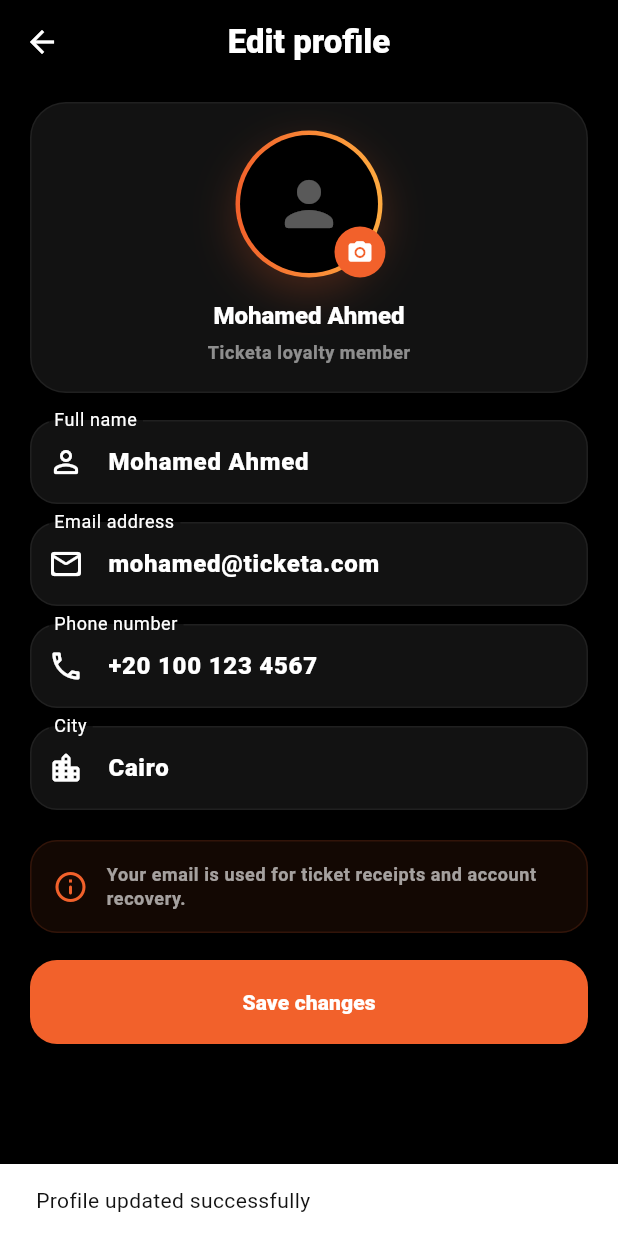
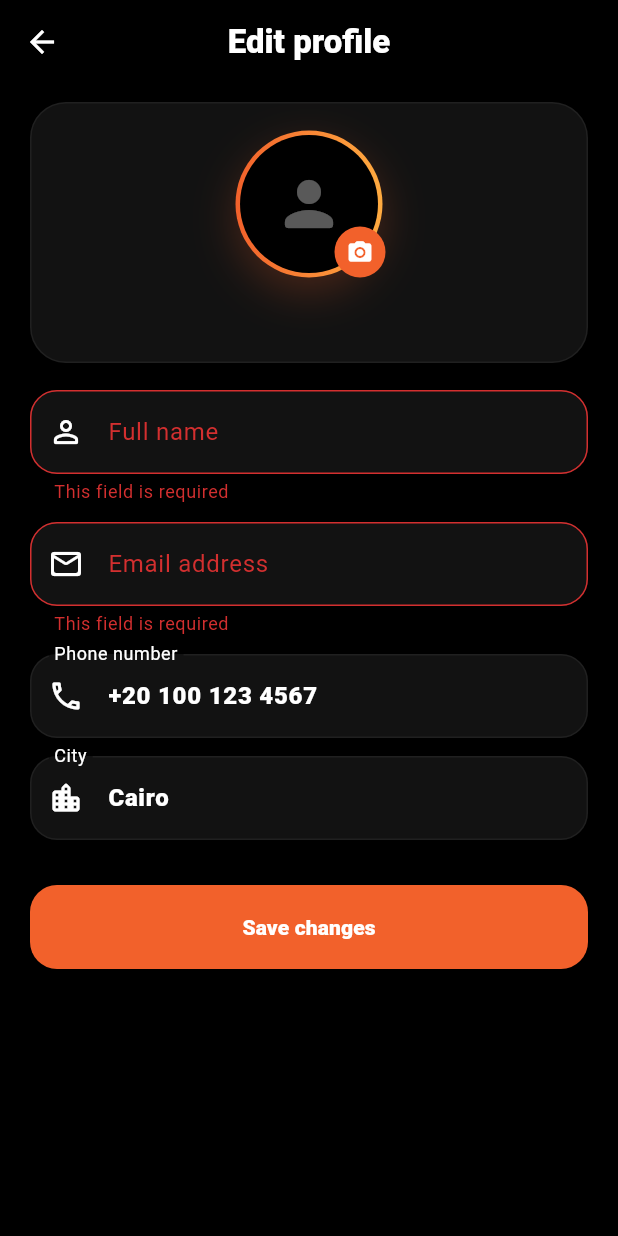
Before and after one commit to moamenFathy/Ticketa, a Flutter app: the EditProfilePage screen opened by its route, after a tap on "Save changes", on a phone screen of 412 x 824 dp. Run offline on Flutter 3.47's test engine with Material 3 defaults, Android fonts, the phone set to English and light mode, and no system bars; our stand-ins replace cached_network_image, dio, flutter_bloc, get_it, google_nav_bar, shared_preferences and 2 more; missing offline and left inert: cupertino_native; accounts and stored records are empty.

Commit message:
fix: Improve light mode visuals and load profile data from storage
- Fix seat icon color in light mode (chair_outlined)
- Soften screen painter gradient edges for light theme
- Remove PremiumStats (total tickets, points, reviews) from settings
- Remove loyalty points badge from profile header
- Load user email from SharedPreferences in profile header and edit page
- Remove hardcoded placeholder data from edit profile page

```diff
--- a/apps/mobile/lib/features/booking/presentation/widgets/cinema_screen_painter.dart
+++ b/apps/mobile/lib/features/booking/presentation/widgets/cinema_screen_painter.dart
@@ -12,6 +12,7 @@ class CinemaScreenPainter extends CustomPainter {
     final isImax = hallType == 'IMAX';
     final strokeColor = isDark ? color : color.withValues(alpha: 0.7);
     final glowOpacity = isDark ? 0.25 : 0.12;
+    final edgeColor = isDark ? Colors.black : Colors.black.withValues(alpha: 0.12);
     final y = isImax ? size.height * 0.4 : size.height * 0.18;
     final left = size.width * 0.05;
     final right = size.width * 0.95;
@@ -25,12 +26,12 @@ class CinemaScreenPainter extends CustomPainter {
         begin: Alignment.centerLeft,
         end: Alignment.centerRight,
         colors: [
-          Colors.black,
+          edgeColor,
           strokeColor.withValues(alpha: 0.5),
           strokeColor.withValues(alpha: 0.9),
           strokeColor.withValues(alpha: 0.9),
           strokeColor.withValues(alpha: 0.5),
-          Colors.black,
+          edgeColor,
         ],
         stops: const [0.0, 0.2, 0.35, 0.65, 0.8, 1.0],
       ).createShader(Rect.fromLTWH(left, y - 5, right - left, 10));
--- a/apps/mobile/lib/features/booking/presentation/widgets/cinema_seat_grid.dart
+++ b/apps/mobile/lib/features/booking/presentation/widgets/cinema_seat_grid.dart
@@ -201,7 +201,11 @@ class CinemaSeatGrid extends StatelessWidget {
                 ? Colors.white
                 : isBooked
                     ? Colors.white.withValues(alpha: 0.6)
-                    : Colors.white.withValues(alpha: 0.4),
+                    : isVip
+                        ? Colors.white.withValues(alpha: 0.4)
+                        : isDark
+                            ? Colors.white.withValues(alpha: 0.4)
+                            : Colors.black.withValues(alpha: 0.25),
           ),
         ),
       ),
--- a/apps/mobile/lib/features/settings/presentation/screens/edit_profile_page.dart
+++ b/apps/mobile/lib/features/settings/presentation/screens/edit_profile_page.dart
@@ -1,4 +1,6 @@
 import 'package:flutter/material.dart';
+import 'package:shared_preferences/shared_preferences.dart';
+import 'package:ticketa/core/constants/app_constants.dart';
 import 'package:ticketa/core/theme/app_colors.dart';
 import 'package:ticketa/core/utils/localization_helper.dart';
 
@@ -11,10 +13,29 @@ class EditProfilePage extends StatefulWidget {
 
 class _EditProfilePageState extends State<EditProfilePage> {
   final _formKey = GlobalKey<FormState>();
-  final _nameController = TextEditingController(text: 'Mohamed Ahmed');
-  final _emailController = TextEditingController(text: 'mohamed@ticketa.com');
+  final _nameController = TextEditingController();
+  final _emailController = TextEditingController();
   final _phoneController = TextEditingController(text: '+20 100 123 4567');
   final _cityController = TextEditingController(text: 'Cairo');
+  bool _isLoading = true;
+
+  @override
+  void initState() {
+    super.initState();
+    _loadUser();
+  }
+
+  Future<void> _loadUser() async {
+    final prefs = await SharedPreferences.getInstance();
+    final email = prefs.getString(AppConstants.userEmailKey) ?? '';
+    final name = email.contains('@') ? email.split('@')[0] : email;
+    if (!mounted) return;
+    setState(() {
+      _nameController.text = name;
+      _emailController.text = email;
+      _isLoading = false;
+    });
+  }
 
   @override
   void dispose() {
@@ -28,6 +49,13 @@ class _EditProfilePageState extends State<EditProfilePage> {
   @override
   Widget build(BuildContext context) {
     final theme = Theme.of(context);
+
+    if (_isLoading) {
+      return Scaffold(
+        backgroundColor: theme.scaffoldBackgroundColor,
+        body: const Center(child: CircularProgressIndicator()),
+      );
+    }
 
     return Scaffold(
       backgroundColor: theme.scaffoldBackgroundColor,
@@ -51,7 +79,10 @@ class _EditProfilePageState extends State<EditProfilePage> {
             padding: const EdgeInsets.fromLTRB(20, 12, 20, 120),
             sliver: SliverList(
               delegate: SliverChildListDelegate([
-                _ProfilePhotoCard(onChangePhoto: () {}),
+                _ProfilePhotoCard(
+                  onChangePhoto: () {},
+                  name: _nameController.text,
+                ),
                 const SizedBox(height: 18),
                 Form(
                   key: _formKey,
@@ -101,8 +132,6 @@ class _EditProfilePageState extends State<EditProfilePage> {
                     ],
                   ),
                 ),
-                const SizedBox(height: 8),
-                _InfoCard(),
                 const SizedBox(height: 18),
                 _SaveButton(
                   label: localeCopy(context, 'Save changes', 'حفظ التغييرات'),
@@ -140,8 +169,9 @@ class _EditProfilePageState extends State<EditProfilePage> {
 
 class _ProfilePhotoCard extends StatelessWidget {
   final VoidCallback onChangePhoto;
+  final String name;
 
-  const _ProfilePhotoCard({required this.onChangePhoto});
+  const _ProfilePhotoCard({required this.onChangePhoto, required this.name});
 
   @override
   Widget build(BuildContext context) {
@@ -212,18 +242,10 @@ class _ProfilePhotoCard extends StatelessWidget {
           ),
           const SizedBox(height: 14),
           Text(
-            localeCopy(context, 'Mohamed Ahmed', 'محمد أحمد'),
+            name,
             style: theme.textTheme.titleMedium?.copyWith(
               fontWeight: FontWeight.w900,
               letterSpacing: 0,
-            ),
-          ),
-          const SizedBox(height: 4),
-          Text(
-            localeCopy(context, 'Ticketa loyalty member', 'عضو نقاط تيكيتا'),
-            style: theme.textTheme.bodySmall?.copyWith(
-              color: theme.colorScheme.onSurface.withValues(alpha: 0.52),
-              fontWeight: FontWeight.w700,
             ),
           ),
         ],
@@ -288,42 +310,6 @@ class _ProfileField extends StatelessWidget {
   }
 }
 
-class _InfoCard extends StatelessWidget {
-  @override
-  Widget build(BuildContext context) {
-    final theme = Theme.of(context);
-
-    return Container(
-      padding: const EdgeInsets.all(14),
-      decoration: BoxDecoration(
-        color: AppColors.warmOrange.withValues(alpha: 0.08),
-        borderRadius: BorderRadius.circular(18),
-        border: Border.all(color: AppColors.warmOrange.withValues(alpha: 0.14)),
-      ),
-      child: Row(
-        children: [
-          const Icon(Icons.info_outline_rounded, color: AppColors.warmOrange),
-          const SizedBox(width: 12),
-          Expanded(
-            child: Text(
-              localeCopy(
-                context,
-                'Your email is used for ticket receipts and account recovery.',
-                'يُستخدم البريد الإلكتروني لإيصالات التذاكر واسترجاع الحساب.',
-              ),
-              style: theme.textTheme.bodySmall?.copyWith(
-                color: theme.colorScheme.onSurface.withValues(alpha: 0.62),
-                fontWeight: FontWeight.w700,
-                height: 1.35,
-              ),
-            ),
-          ),
-        ],
-      ),
-    );
-  }
-}
-
 class _SaveButton extends StatelessWidget {
   final String label;
   final VoidCallback onTap;
--- a/apps/mobile/lib/features/settings/presentation/screens/settings_page.dart
+++ b/apps/mobile/lib/features/settings/presentation/screens/settings_page.dart
@@ -6,7 +6,7 @@ import 'package:ticketa/core/constants/app_constants.dart';
 import 'package:ticketa/core/services/theme_service.dart';
 import 'package:ticketa/l10n/app_localizations.dart';
 import '../widgets/profile_header.dart';
-import '../widgets/premium_stats.dart';
+
 import '../widgets/settings_tile.dart';
 import '../widgets/language_selector.dart';
 
@@ -173,8 +173,6 @@ class _SettingsPageState extends State<SettingsPage> {
                 crossAxisAlignment: CrossAxisAlignment.start,
                 children: [
                   const ProfileHeader(),
-                  const SizedBox(height: 16),
-                  const PremiumStats(),
                   const SizedBox(height: 32),
 
                   SettingsSection(
```
Also changed, not shown: apps/mobile/lib/features/settings/presentation/widgets/profile_header.dart (+4 -45 lines).
